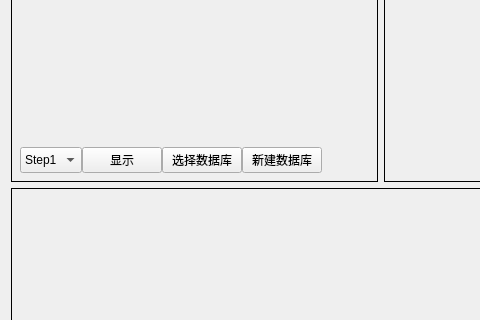
The window that Step1.ui (albert2lyu/QualityFunctionDeployment) describes before a commit, drawn with Qt 5; both pictures show x 0 to 480 and y 86 to 406 of the 700 by 500 pixel window.
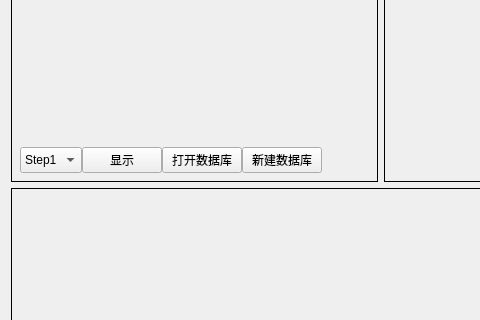
The same window after the commit. Icons and pictures are not drawn.

What changed in the file:
```diff
--- a/Step1.ui
+++ b/Step1.ui
@@ -102,7 +102,7 @@
           <item>
            <widget class="QPushButton" name="pushButton_4">
             <property name="text">
-             <string>选择数据库</string>
+             <string>打开数据库</string>
             </property>
            </widget>
           </item>
```
